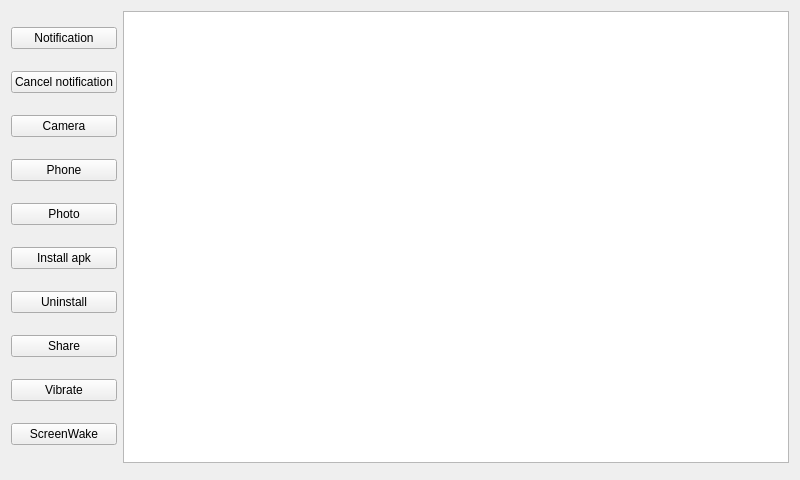
Before: the Qt Designer form daemon/MainWindow.ui in KangLin/QtAndroidUtils, drawn with Qt 5.
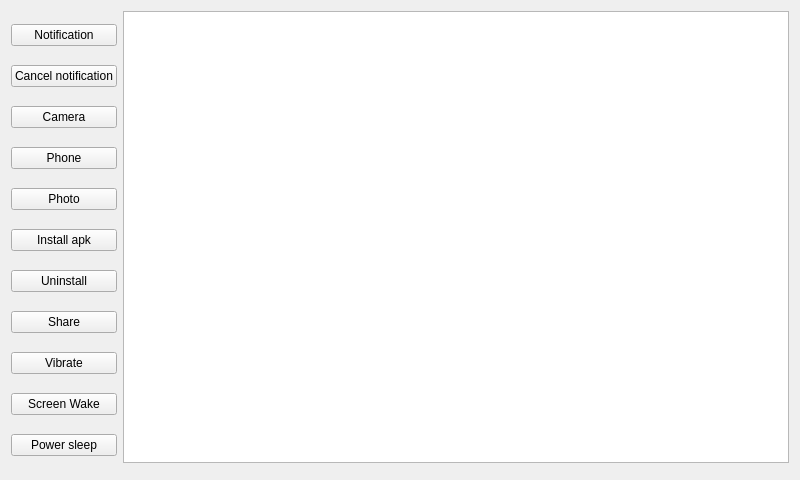
After: the same form once the commit is applied.

Commit message: Add power sleep

What changed in the file:
```diff
--- a/daemon/MainWindow.ui
+++ b/daemon/MainWindow.ui
@@ -83,7 +83,14 @@
       <item>
        <widget class="QPushButton" name="pbScreenWake">
         <property name="text">
-         <string>ScreenWake</string>
+         <string>Screen Wake</string>
+        </property>
+       </widget>
+      </item>
+      <item>
+       <widget class="QPushButton" name="pbPowerSleep">
+        <property name="text">
+         <string>Power sleep</string>
         </property>
        </widget>
       </item>
```
The commit also changes 5 other files.
